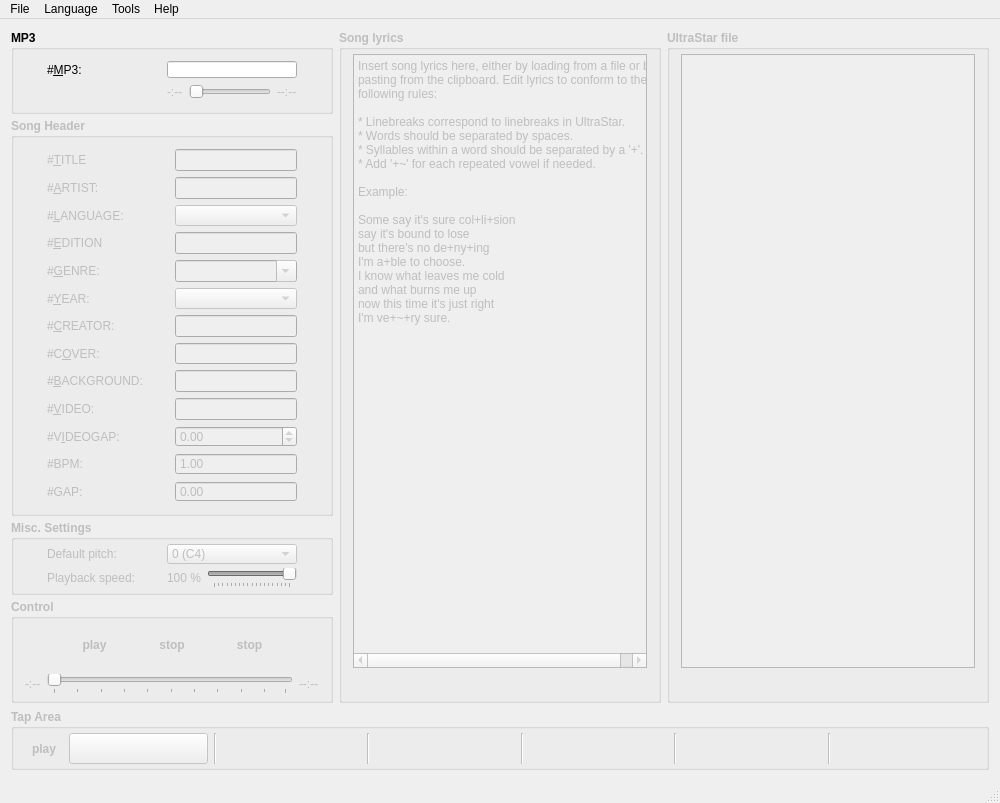
First picture: the form in src/QCMainWindow.ui, repository UltraStar-Deluxe/UltraStar-Creator, before the edit.
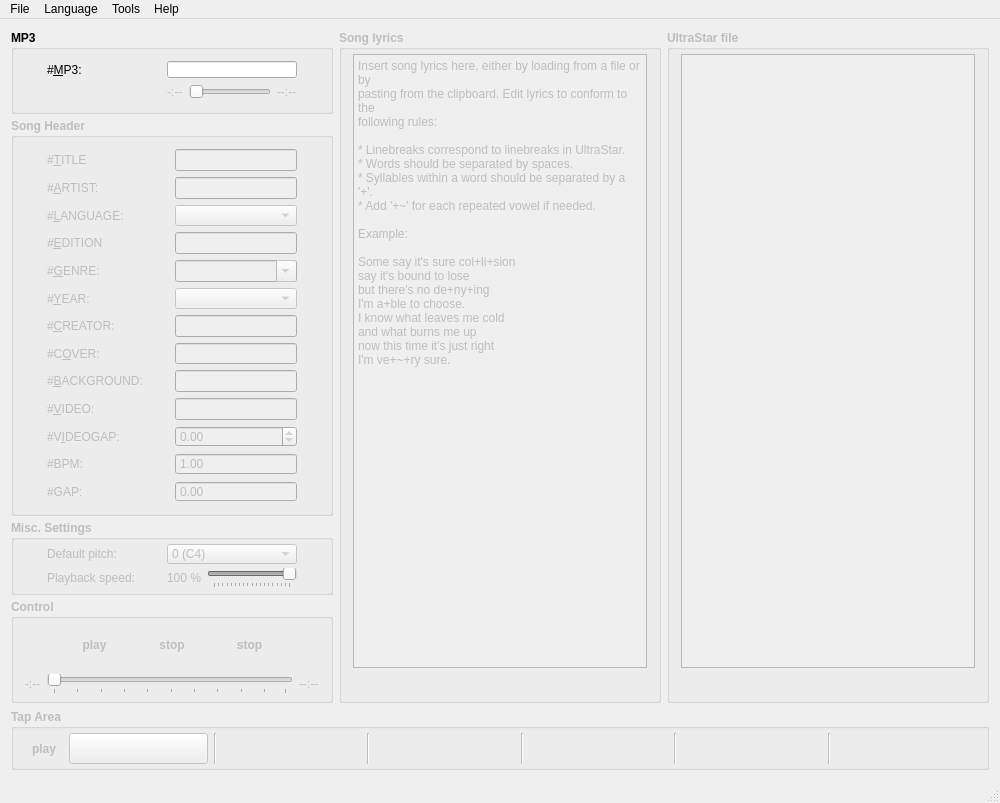
Second picture: the form after the edit. Icons and pictures are not drawn.

```diff
--- a/src/QCMainWindow.ui
+++ b/src/QCMainWindow.ui
@@ -2855,7 +2855,7 @@
                 <bool>true</bool>
                </property>
                <property name="lineWrapMode">
-                <enum>QPlainTextEdit::NoWrap</enum>
+                <enum>QPlainTextEdit::WidgetWidth</enum>
                </property>
                <property name="plainText">
                 <string>Insert song lyrics here, either by loading from a file or by
```
